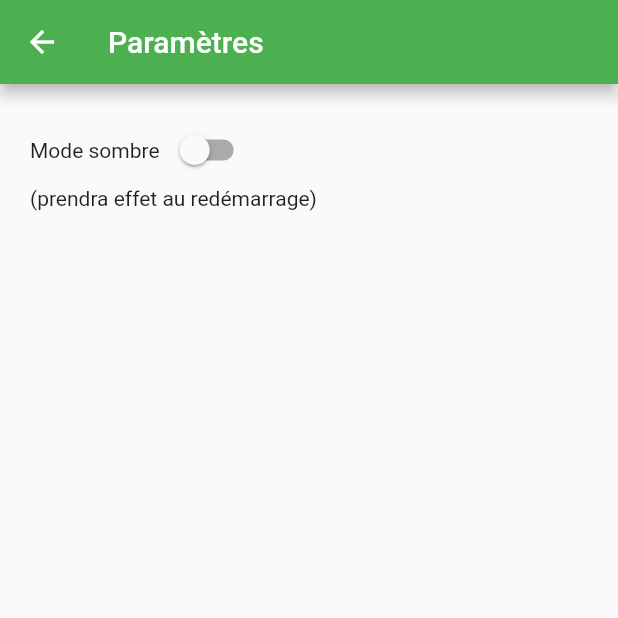
After one commit to Gunlek/Vestiaires2k19, a Flutter app: the Parameters screen opened directly, on a phone screen of 412 x 824 dp, the top half of it. The commit adds this screen. Run offline on Flutter 3.47's test engine with Material 2 defaults, Android fonts, the phone set to English and light mode, and no system bars; our stand-ins replace shared_preferences; missing offline and left inert: barcode_scan, mysql1; accounts and stored records are empty.

Commit message:
Added Parameters handling capabilities

```diff
--- /dev/null
+++ b/lib/components/Parameters.dart
@@ -0,0 +1,76 @@
+import 'package:flutter/material.dart';
+import 'package:shared_preferences/shared_preferences.dart';
+
+class Parameters extends StatelessWidget {
+
+  @override
+  Widget build(BuildContext context) {
+    return Scaffold(
+        appBar: AppBar(
+            title: Text("Paramètres"),
+            backgroundColor: Colors.green
+        ),
+        body: ParametersForm()
+    );
+  }
+
+}
+
+class ParametersForm extends StatefulWidget {
+
+  @override
+  State<StatefulWidget> createState() {
+    return ParametersFormState();
+  }
+
+}
+
+class ParametersFormState extends State<ParametersForm> {
+
+  bool _darkMode = false;
+
+  initState() {
+    super.initState();
+    _isDarkMode();
+  }
+
+  @override
+  Widget build(BuildContext context) {
+    return Container(
+      padding: EdgeInsets.all(20.0),
+      child: Column(
+        crossAxisAlignment: CrossAxisAlignment.start,
+        children: <Widget>[
+          Row(
+            children: <Widget>[
+              Text('Mode sombre '),
+              Switch(
+                value: _darkMode,
+                onChanged: (value){
+                  this.setState((){
+                    _darkMode = value;
+                    _saveDarkModeSetting(_darkMode);
+                  });
+                }
+              )
+            ]
+          ),
+          Text('(prendra effet au redémarrage)')
+        ]
+      )
+    );
+  }
+
+  _saveDarkModeSetting(_darkMode) async {
+    SharedPreferences prefs = await SharedPreferences.getInstance();
+    prefs.setBool("darkMode", _darkMode);
+  }
+
+  _isDarkMode() async {
+    SharedPreferences prefs = await SharedPreferences.getInstance();
+    bool darkMode = prefs.getBool("darkMode") != null ? prefs.getBool("darkMode") : false;
+    this.setState((){
+      _darkMode = darkMode;
+    });
+  }
+}
```
Also changed, not shown: lib/MainDrawer.dart (+14 -1 lines).
